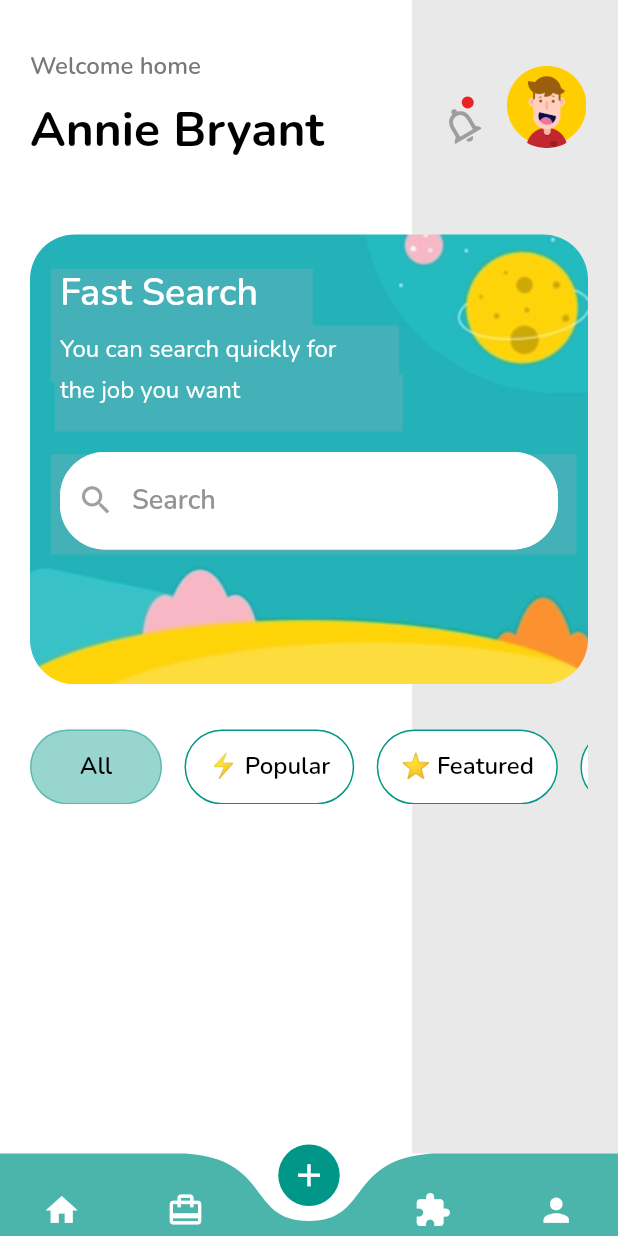
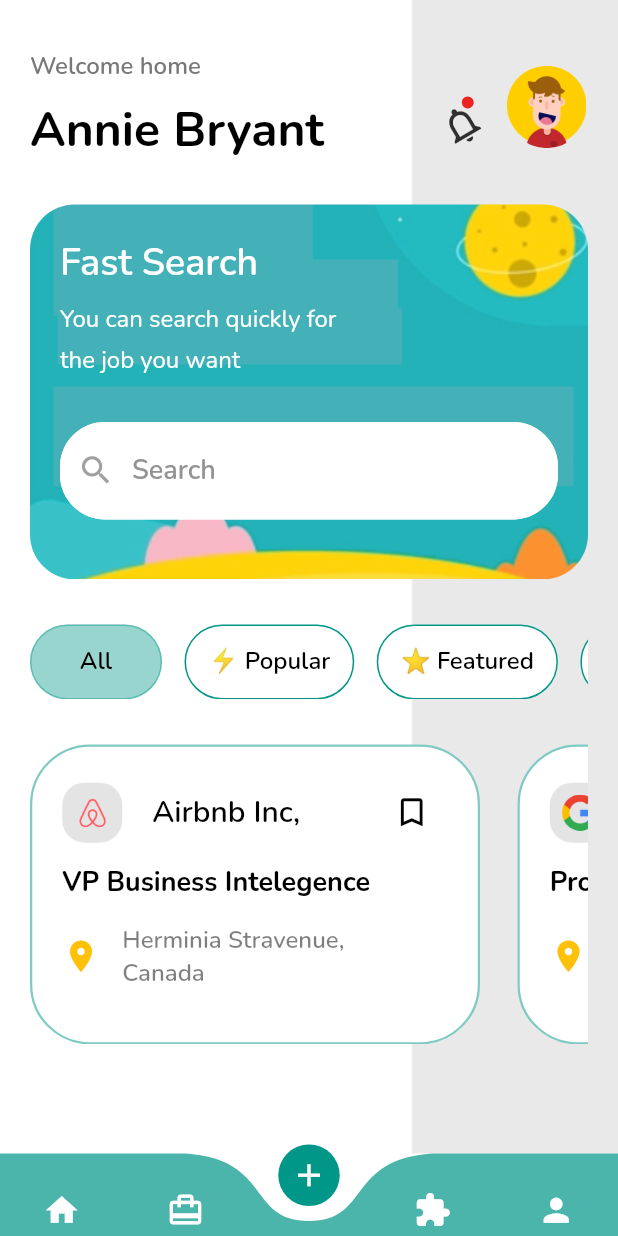
Before and after one commit to Mirza-Mahmud-2021/job_find_app, a Flutter app: the HomePage screen opened directly, on a phone screen of 412 x 824 dp. Run offline on Flutter 3.47's test engine with Material 2 defaults, Android fonts, the phone set to English and light mode, and no system bars; drawn by our look-alikes of curved_navigation_bar; our stand-ins replace flutter_screenutil, google_fonts.

Commit message:
(27-11-21) flutter job_find_app modify

```diff
--- /dev/null
+++ b/lib/model/company_info.dart
@@ -0,0 +1,97 @@
+class CompanyInfo
+{
+  String companyLogo;
+  String companyName;
+  String jobTitle;
+  String comapnyLocation;
+  String fullTime;
+
+  List<String> requirements;
+
+  CompanyInfo(
+
+      this.companyLogo,
+      this.companyName,
+      this.jobTitle,
+      this.comapnyLocation,
+      this.fullTime,
+      this.requirements
+      );
+
+  static List<CompanyInfo> generateCompanyList()
+  {
+    return [
+
+      CompanyInfo(
+
+         "assets/icons/airbnb_logo.png",
+         "Airbnb Inc,",
+         "VP Business Intelegence",
+         "Herminia Stravenue,\nCanada",
+         "Full Time",
+         [
+           "Creative with an eye for shape and color.",
+           "Understand different materials and production \nmethods.",
+           "Have technical, practical and scientific \nknowledge and ability.",
+           "Interested in the way people choose and use \nproducts."
+         ]
+       ),
+      CompanyInfo(
+
+          "assets/icons/google_logo.png",
+          "Google LLC,",
+          "Product Design",
+          "Marion Plaza, Texas \nUnited States",
+          "Full Time",
+          [
+            "Creative with an eye for shape and color.",
+            "Understand different materials and production \nmethods.",
+            "Have technical, practical and scientific \nknowledge and ability.",
+            "Interested in the way people choose and use \nproducts."
+          ]
+      ),
+      CompanyInfo(
+
+          "assets/icons/facebook.png",
+          "Facebook",
+          "Facebook Marketing",
+          "Menlo Park, California \nUnited States",
+          "Full Time",
+          [
+            "Creative with an eye for shape and color.",
+            "Understand different materials and production \nmethods.",
+            "Have technical, practical and scientific \nknowledge and ability.",
+            "Interested in the way people choose and use \nproducts."
+          ]
+      ),
+      CompanyInfo(
+
+          "assets/icons/amazon.png",
+          "Amazon",
+          "Software Development",
+          "Bellevue, Washington \nUnited States",
+          "Full Time",
+          [
+            "Creative with an eye for shape and color.",
+            "Understand different materials and production \nmethods.",
+            "Have technical, practical and scientific \nknowledge and ability.",
+            "Interested in the way people choose and use \nproducts."
+          ]
+      ),
+      CompanyInfo(
+
+          "assets/icons/instagram.png",
+          "Instagram",
+          "Technical Program Manager",
+          "San Francisco, California \nUnited States",
+          "Full Time",
+          [
+            "Creative with an eye for shape and color.",
+            "Understand different materials and production \nmethods.",
+            "Have technical, practical and scientific \nknowledge and ability.",
+            "Interested in the way people choose and use \nproducts."
+          ]
+      ),
+    ];
+  }
+}
--- a/lib/view/home_page.dart
+++ b/lib/view/home_page.dart
@@ -3,6 +3,7 @@ import 'package:flutter/material.dart';
 import 'package:flutter_screenutil/flutter_screenutil.dart';
 import 'package:google_fonts/google_fonts.dart';
 import 'package:job_find_app/view/widgets/home_page_buttons.dart';
+import 'package:job_find_app/view/widgets/home_page_comapny.dart';
 import 'package:job_find_app/view/widgets/home_page_search_box.dart';
 import 'package:job_find_app/view/widgets/home_page_top.dart';
 
@@ -54,7 +55,7 @@ class _HomePageState extends State<HomePage> {
                     SizedBox(height: 30),
 
                     HomePageButtons(),
-
+                    HomePageCompany()
 
                   ],
                 ),
--- /dev/null
+++ b/lib/view/widgets/home_page_comapny.dart
@@ -0,0 +1,36 @@
+import 'package:flutter/material.dart';
+import 'package:job_find_app/model/company_info.dart';
+import 'package:job_find_app/view/widgets/home_page_company_items.dart';
+
+class HomePageCompany extends StatefulWidget {
+  const HomePageCompany({Key? key}) : super(key: key);
+
+  @override
+  _HomePageCompanyState createState() => _HomePageCompanyState();
+}
+
+class _HomePageCompanyState extends State<HomePageCompany> {
+
+  final companyInfoList = CompanyInfo.generateCompanyList();
+
+  @override
+  Widget build(BuildContext context) {
+    return Container(
+
+      margin: EdgeInsets.symmetric(vertical: 30),
+      height: 200,
+      child: ListView.separated(
+
+        scrollDirection: Axis.horizontal,
+        physics: BouncingScrollPhysics(),
+
+        itemCount: companyInfoList.length,
+        separatorBuilder: (_, index) => SizedBox(width: 25),
+        itemBuilder: (context, index)
+        {
+          return HomePageCompanyItem(companyInfoList[index]);
+        },
+      ),
+    );
+  }
+}
--- /dev/null
+++ b/lib/view/widgets/home_page_company_items.dart
@@ -0,0 +1,119 @@
+import 'package:flutter/material.dart';
+import 'package:google_fonts/google_fonts.dart';
+import 'package:job_find_app/model/company_info.dart';
+
+class HomePageCompanyItem extends StatelessWidget
+{
+
+  final CompanyInfo cInfo;
+  HomePageCompanyItem(this.cInfo);
+
+  @override
+  Widget build(BuildContext context) {
+    return Container(
+
+          width: 300,
+          padding: EdgeInsets.all(20),
+          decoration: BoxDecoration(
+
+              color: Colors.white,
+              borderRadius: BorderRadius.circular(40),
+              border: Border.all(color: Colors.teal.withOpacity(0.5), width: 1.5)
+          ),
+
+          child: Column(
+
+            crossAxisAlignment: CrossAxisAlignment.start,
+            children: [
+
+              Row(
+
+                mainAxisAlignment: MainAxisAlignment.spaceBetween,
+                children: [
+
+                  Row(
+
+                    children: [
+
+                      Container(
+
+                        alignment: Alignment.center,
+                        padding: EdgeInsets.all(8),
+                        height: 40,
+                        width: 40,
+                        decoration: BoxDecoration(
+
+                            borderRadius: BorderRadius.circular(15),
+                            color: Color(0xff787878).withOpacity(0.2)
+                        ),
+                        child: Image.asset(cInfo.companyLogo),
+                      ),
+                      SizedBox(width: 20),
+
+                      Text(
+                        cInfo.companyName,
+                        style: GoogleFonts.nunito(
+
+                            color: Colors.black,
+                            fontWeight: FontWeight.w600,
+                            fontSize: 20
+                        ),
+                      )
+                    ],
+                  ),
+                  IconButton(
+
+                    onPressed: (){},
+                    icon: Icon(
+
+                      Icons.bookmark_border_outlined,
+                      color: Colors.black,
+                      size: 25,
+                    ),
+                  )
+                ],
+              ),
+              SizedBox(height: 10),
+
+              Text(
+
+                cInfo.jobTitle,
+                style: GoogleFonts.nunito(
+
+                  color: Colors.black,
+                  fontSize: 18,
+                  fontWeight: FontWeight.w700
+                ),
+              ),
+              SizedBox(height: 15),
+
+              Row(
+
+                children: [
+
+                  Icon(
+
+                    Icons.place,
+                    size: 25,
+                    color: Colors.amber,
+                  ),
+                  SizedBox(width: 15),
+
+                  Text(
+
+                    cInfo.comapnyLocation,
+                    style: GoogleFonts.nunito(
+
+                      color: Colors.black.withOpacity(0.5),
+                      fontWeight: FontWeight.w600,
+                      fontSize: 16
+                    ),
+                  )
+                ],
+              )
+
+            ],
+          ),
+        );
+  }
+}
--- a/lib/view/widgets/home_page_search_box.dart
+++ b/lib/view/widgets/home_page_search_box.dart
@@ -15,8 +15,8 @@ class _HomePageSearchBoxState extends State<HomePageSearchBox> {
 
       child: Container(
 
-        margin: EdgeInsets.only(top: 40),
-        height: 300,
+        margin: EdgeInsets.only(top: 20),
+        height: 250,
         width: MediaQuery.of(context).size.width,
 
         decoration: BoxDecoration(
@@ -106,6 +106,7 @@ class _HomePageSearchBoxState extends State<HomePageSearchBox> {
                         )
                     )
                 ),
+
               ],
             ),
         ),
--- a/lib/view/widgets/home_page_top.dart
+++ b/lib/view/widgets/home_page_top.dart
@@ -64,7 +64,7 @@ class _HomePageTopState extends State<HomePageTop> {
                       Icon(
 
                         Icons.notifications_none_outlined,
-                        color: Colors.grey,
+                        color: Colors.black.withOpacity(0.8),
                         size: 30,
                       ),
                       Positioned(
```
Also changed, not shown: assets/icons/facebook.png.
